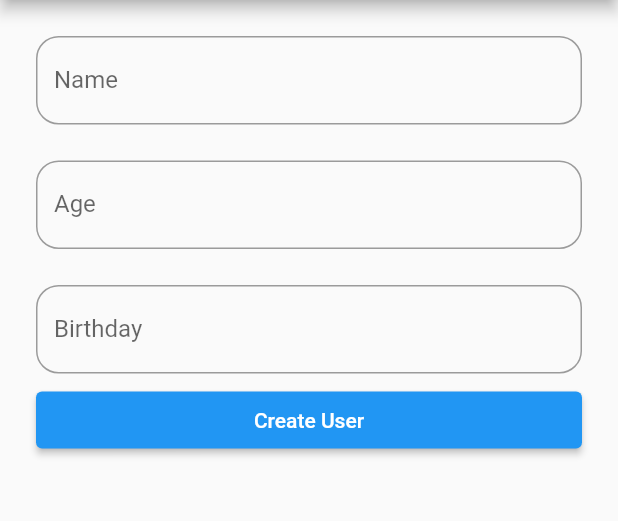
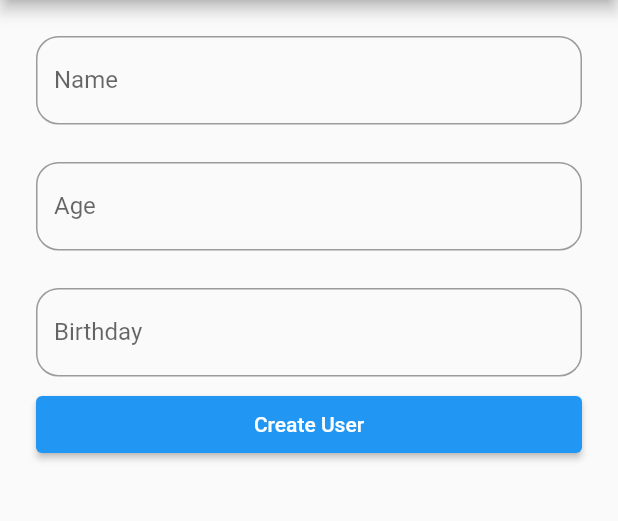
Before and after one commit to kwe92/Flutter-Firebase-CRUD-Demo, a Flutter app: the screen it shows after launch, on a phone screen of 412 x 824 dp, the part 84-605 px from its top. Run offline on Flutter 3.47's test engine with Material 2 defaults, Android fonts, the phone set to English and light mode, and no system bars; drawn by our look-alikes of date_field; our stand-ins replace cloud_firestore, firebase_auth, firebase_core; accounts and stored records are empty.

Commit message:
Added Custom SizedBox

```diff
--- a/lib/src/constants/source_of_truth.dart
+++ b/lib/src/constants/source_of_truth.dart
@@ -7,3 +7,6 @@ const gaph24 = SizedBox(
 const gaph12 = SizedBox(
   height: 12.0,
 );
+
+// This SizedBox is used to control all of the Field heights in create_user_screen.dart
+Widget customSizedBox({required child}) => SizedBox(height: 60, child: child);
```
